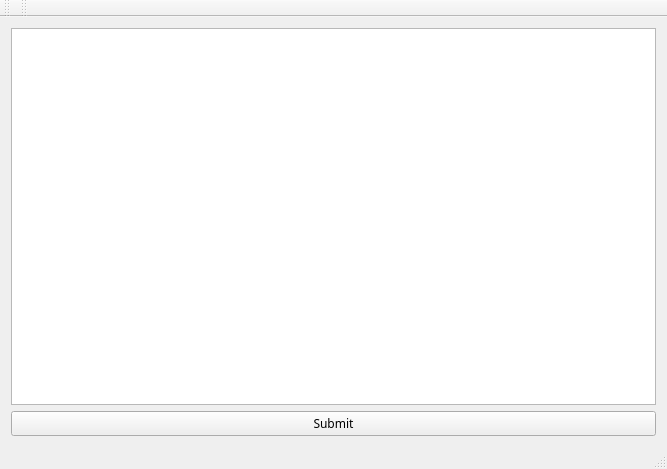
Above: mainwindow.ui from Chashm-e-Afreen/The-Digital-Prosodist before the change. Below: the same form after it.
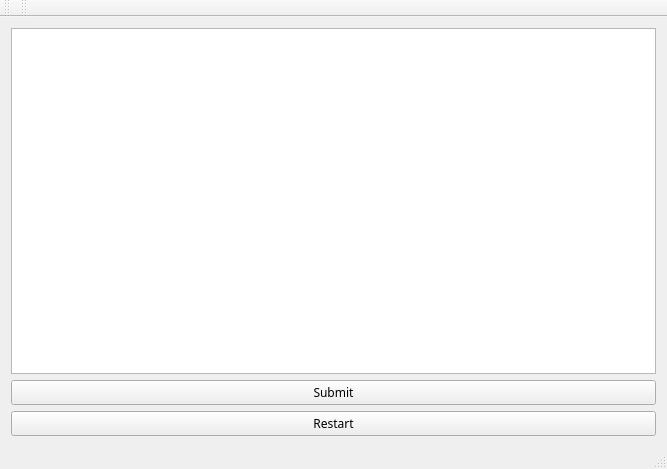
That is the form after the change.

Commit message: Implemented a primitive restart functionality.

```diff
--- a/mainwindow.ui
+++ b/mainwindow.ui
@@ -80,6 +80,13 @@
       </item>
      </layout>
     </item>
+    <item>
+     <widget class="QPushButton" name="pushButton_2">
+      <property name="text">
+       <string>Restart</string>
+      </property>
+     </widget>
+    </item>
    </layout>
   </widget>
   <widget class="QMenuBar" name="menuBar">
```
Left out of the diff: 2 changed lines with no effect on the pictures. The commit also changes 2 other files.
